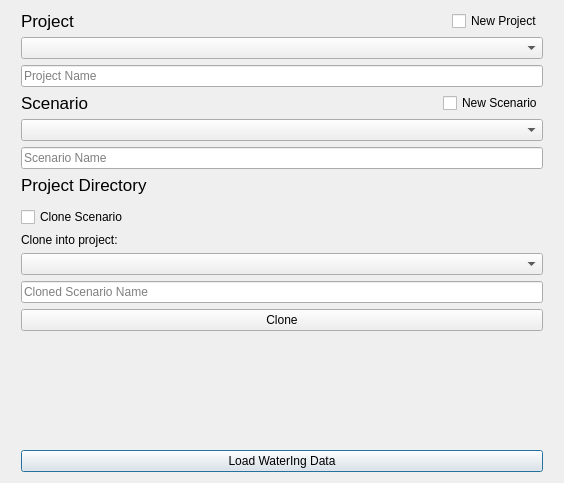
This is ui/watering_load_dialog.ui in Ingeniousware/QGISWaterIng as Qt 5 draws it before an edit. The edited form follows.
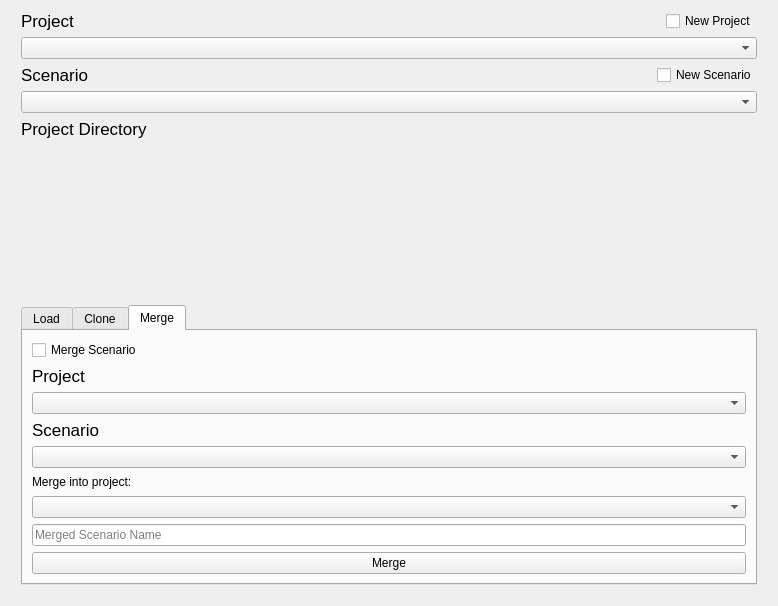
This is the edited form. The open tabs and pages were chosen to show the change. Custom widgets are drawn as their Qt base class.

Commit message: new load dialog to handle merge

Diff of the .ui file:
```diff
--- a/ui/watering_load_dialog.ui
+++ b/ui/watering_load_dialog.ui
@@ -9,53 +9,14 @@
    <rect>
     <x>0</x>
     <y>0</y>
-    <width>564</width>
-    <height>483</height>
+    <width>778</width>
+    <height>606</height>
    </rect>
   </property>
   <property name="windowTitle">
    <string>Load WaterIng Data</string>
   </property>
   <layout class="QGridLayout" name="gridLayout">
-   <item row="10" column="1">
-    <widget class="QgsFileWidget" name="newShpDirectory">
-     <property name="storageMode">
-      <enum>QgsFileWidget::GetDirectory</enum>
-     </property>
-    </widget>
-   </item>
-   <item row="7" column="1">
-    <layout class="QHBoxLayout" name="horizontalLayout_2">
-     <item>
-      <widget class="QLineEdit" name="create_scenario">
-       <property name="placeholderText">
-        <string>Scenario Name</string>
-       </property>
-      </widget>
-     </item>
-    </layout>
-   </item>
-   <item row="12" column="1">
-    <layout class="QHBoxLayout" name="horizontalLayout_7">
-     <item>
-      <widget class="QCheckBox" name="cloneCheckBox">
-       <property name="text">
-        <string>Clone Scenario</string>
-       </property>
-      </widget>
-     </item>
-    </layout>
-   </item>
-   <item row="25" column="1">
-    <widget class="QPushButton" name="newProjectBtn">
-     <property name="text">
-      <string>Load WaterIng Data</string>
-     </property>
-    </widget>
-   </item>
-   <item row="6" column="1">
-    <widget class="QComboBox" name="scenarios_box"/>
-   </item>
    <item row="5" column="1">
     <layout class="QHBoxLayout" name="horizontalLayout_5">
      <item>
@@ -87,8 +48,8 @@
      </item>
     </layout>
    </item>
-   <item row="8" column="2">
-    <spacer name="horizontalSpacer">
+   <item row="8" column="0">
+    <spacer name="horizontalSpacer_2">
      <property name="orientation">
       <enum>Qt::Horizontal</enum>
      </property>
@@ -134,65 +95,11 @@
      </item>
     </layout>
    </item>
-   <item row="21" column="1">
-    <widget class="QLineEdit" name="cloned_scenario_name">
-     <property name="placeholderText">
-      <string>Cloned Scenario Name</string>
-     </property>
-    </widget>
-   </item>
-   <item row="2" column="1">
-    <widget class="QComboBox" name="projects_box"/>
-   </item>
-   <item row="22" column="1">
-    <widget class="QPushButton" name="cloneScenarioBtn">
-     <property name="text">
-      <string>Clone</string>
-     </property>
-    </widget>
-   </item>
-   <item row="3" column="1">
-    <layout class="QHBoxLayout" name="horizontalLayout_3">
-     <item>
-      <widget class="QLineEdit" name="new_project_name">
-       <property name="placeholderText">
-        <string>Project Name</string>
-       </property>
-      </widget>
-     </item>
-    </layout>
-   </item>
-   <item row="23" column="1">
-    <spacer name="verticalSpacer">
-     <property name="orientation">
-      <enum>Qt::Vertical</enum>
-     </property>
-     <property name="sizeHint" stdset="0">
-      <size>
-       <width>20</width>
-       <height>10</height>
-      </size>
-     </property>
-    </spacer>
-   </item>
-   <item row="8" column="0">
-    <spacer name="horizontalSpacer_2">
-     <property name="orientation">
-      <enum>Qt::Horizontal</enum>
-     </property>
-     <property name="sizeType">
-      <enum>QSizePolicy::Fixed</enum>
-     </property>
-     <property name="sizeHint" stdset="0">
-      <size>
-       <width>10</width>
-       <height>20</height>
-      </size>
-     </property>
-    </spacer>
+   <item row="6" column="1">
+    <widget class="QComboBox" name="scenarios_box"/>
    </item>
    <item row="8" column="1">
-    <widget class="QLabel" name="projectLabel_3">
+    <widget class="QLabel" name="projectLabel3">
      <property name="sizePolicy">
       <sizepolicy hsizetype="Expanding" vsizetype="Fixed">
        <horstretch>0</horstretch>
@@ -211,19 +118,243 @@
      </property>
     </widget>
    </item>
-   <item row="16" column="1">
-    <layout class="QHBoxLayout" name="horizontalLayout">
-     <item>
-      <widget class="QLabel" name="clone_title">
-       <property name="text">
-        <string>Clone into project:</string>
-       </property>
-      </widget>
-     </item>
-    </layout>
+   <item row="3" column="1">
+    <layout class="QHBoxLayout" name="horizontalLayout_3"/>
    </item>
-   <item row="17" column="1">
-    <widget class="QComboBox" name="clone_box"/>
+   <item row="10" column="1">
+    <widget class="QgsFileWidget" name="newShpDirectory">
+     <property name="storageMode">
+      <enum>QgsFileWidget::GetDirectory</enum>
+     </property>
+    </widget>
+   </item>
+   <item row="2" column="1">
+    <widget class="QComboBox" name="projects_box"/>
+   </item>
+   <item row="7" column="1">
+    <layout class="QHBoxLayout" name="horizontalLayout_2"/>
+   </item>
+   <item row="8" column="2">
+    <spacer name="horizontalSpacer">
+     <property name="orientation">
+      <enum>Qt::Horizontal</enum>
+     </property>
+     <property name="sizeType">
+      <enum>QSizePolicy::Fixed</enum>
+     </property>
+     <property name="sizeHint" stdset="0">
+      <size>
+       <width>10</width>
+       <height>20</height>
+      </size>
+     </property>
+    </spacer>
+   </item>
+   <item row="20" column="1">
+    <spacer name="verticalSpacer">
+     <property name="orientation">
+      <enum>Qt::Vertical</enum>
+     </property>
+     <property name="sizeType">
+      <enum>QSizePolicy::Preferred</enum>
+     </property>
+     <property name="sizeHint" stdset="0">
+      <size>
+       <width>20</width>
+       <height>10</height>
+      </size>
+     </property>
+    </spacer>
+   </item>
+   <item row="19" column="1">
+    <widget class="QTabWidget" name="container">
+     <property name="sizePolicy">
+      <sizepolicy hsizetype="Preferred" vsizetype="Preferred">
+       <horstretch>0</horstretch>
+       <verstretch>0</verstretch>
+      </sizepolicy>
+     </property>
+     <property name="font">
+      <font>
+       <kerning>false</kerning>
+      </font>
+     </property>
+     <property name="currentIndex">
+      <number>1</number>
+     </property>
+     <widget class="QWidget" name="Load_4">
+      <property name="autoFillBackground">
+       <bool>false</bool>
+      </property>
+      <property name="styleSheet">
+       <string notr="true"/>
+      </property>
+      <attribute name="title">
+       <string>Load</string>
+      </attribute>
+      <layout class="QVBoxLayout" name="verticalLayout">
+       <item>
+        <widget class="QLineEdit" name="new_project_name">
+         <property name="placeholderText">
+          <string>Project Name</string>
+         </property>
+        </widget>
+       </item>
+       <item>
+        <widget class="QLineEdit" name="create_scenario">
+         <property name="placeholderText">
+          <string>Scenario Name</string>
+         </property>
+        </widget>
+       </item>
+       <item>
+        <widget class="QLabel" name="errorLogin_4">
+         <property name="styleSheet">
+          <string notr="true">color:red</string>
+         </property>
+         <property name="text">
+          <string/>
+         </property>
+        </widget>
+       </item>
+       <item>
+        <widget class="QPushButton" name="newProjectBtn">
+         <property name="text">
+          <string>Load WaterIng Data</string>
+         </property>
+        </widget>
+       </item>
+      </layout>
+     </widget>
+     <widget class="QWidget" name="advanced_4">
+      <attribute name="title">
+       <string>Clone</string>
+      </attribute>
+      <layout class="QVBoxLayout" name="verticalLayout_5">
+       <item>
+        <layout class="QHBoxLayout" name="horizontalLayout_24">
+         <property name="sizeConstraint">
+          <enum>QLayout::SetNoConstraint</enum>
+         </property>
+         <item>
+          <widget class="QCheckBox" name="cloneCheckBox">
+           <property name="text">
+            <string>Clone Scenario</string>
+           </property>
+          </widget>
+         </item>
+         <item>
+          <widget class="QLabel" name="clone_title">
+           <property name="sizePolicy">
+            <sizepolicy hsizetype="Preferred" vsizetype="Fixed">
+             <horstretch>0</horstretch>
+             <verstretch>0</verstretch>
+            </sizepolicy>
+           </property>
+           <property name="text">
+            <string>Clone into project:</string>
+           </property>
+          </widget>
+         </item>
+        </layout>
+       </item>
+       <item>
+        <widget class="QComboBox" name="clone_box"/>
+       </item>
+       <item>
+        <widget class="QLineEdit" name="cloned_scenario_name">
+         <property name="placeholderText">
+          <string>Cloned Scenario Name</string>
+         </property>
+        </widget>
+       </item>
+       <item>
+        <widget class="QPushButton" name="cloneScenarioBtn">
+         <property name="text">
+          <string>Clone</string>
+         </property>
+        </widget>
+       </item>
+      </layout>
+     </widget>
+     <widget class="QWidget" name="tab">
+      <attribute name="title">
+       <string>Merge</string>
+      </attribute>
+      <layout class="QVBoxLayout" name="verticalLayout_2">
+       <item>
+        <widget class="QCheckBox" name="mergeCheckBox">
+         <property name="toolTip">
+          <string notr="true"/>
+         </property>
+         <property name="text">
+          <string>Merge Scenario</string>
+         </property>
+        </widget>
+       </item>
+       <item>
+        <widget class="QLabel" name="projectLabel_5">
+         <property name="font">
+          <font>
+           <pointsize>13</pointsize>
+           <weight>50</weight>
+           <bold>false</bold>
+           <kerning>false</kerning>
+          </font>
+         </property>
+         <property name="text">
+          <string>Project</string>
+         </property>
+        </widget>
+       </item>
+       <item>
+        <widget class="QComboBox" name="merge_projects_box"/>
+       </item>
+       <item>
+        <widget class="QLabel" name="scenarioLabel_4">
+         <property name="font">
+          <font>
+           <pointsize>13</pointsize>
+           <weight>50</weight>
+           <bold>false</bold>
+           <kerning>false</kerning>
+          </font>
+         </property>
+         <property name="text">
+          <string>Scenario</string>
+         </property>
+        </widget>
+       </item>
+       <item>
+        <widget class="QComboBox" name="merge_scenarios_box"/>
+       </item>
+       <item>
+        <widget class="QLabel" name="merge_title">
+         <property name="text">
+          <string>Merge into project:</string>
+         </property>
+        </widget>
+       </item>
+       <item>
+        <widget class="QComboBox" name="merge_box"/>
+       </item>
+       <item>
+        <widget class="QLineEdit" name="merged_scenario_name">
+         <property name="placeholderText">
+          <string>Merged Scenario Name</string>
+         </property>
+        </widget>
+       </item>
+       <item>
+        <widget class="QPushButton" name="mergeScenariosBtn">
+         <property name="text">
+          <string>Merge</string>
+         </property>
+        </widget>
+       </item>
+      </layout>
+     </widget>
+    </widget>
    </item>
   </layout>
  </widget>
```
The commit also changes 3 other files.
